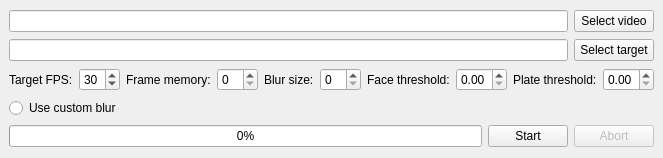
Before: the Qt Designer form dashcamcleaner/mainwindow.ui in tfaehse/DashcamCleaner, drawn with Qt 5.
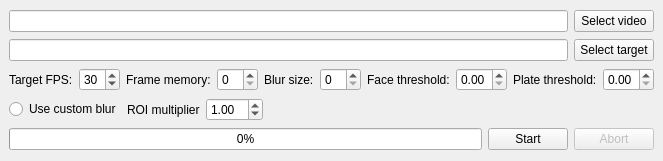
After: the same form once the commit is applied.

Commit message: Enable enlarging blurred regions in the UI - functionality is NOT there yet!

Patch:
```diff
--- a/dashcamcleaner/mainwindow.ui
+++ b/dashcamcleaner/mainwindow.ui
@@ -7,7 +7,7 @@
     <x>0</x>
     <y>0</y>
     <width>605</width>
-    <height>158</height>
+    <height>161</height>
    </rect>
   </property>
   <property name="windowTitle">
@@ -124,6 +124,42 @@
         </property>
        </widget>
       </item>
+      <item>
+       <widget class="QLabel" name="label_6">
+        <property name="text">
+         <string>ROI multiplier</string>
+        </property>
+       </widget>
+      </item>
+      <item>
+       <widget class="QDoubleSpinBox" name="double_spin_roimulti">
+        <property name="minimum">
+         <double>0.800000000000000</double>
+        </property>
+        <property name="maximum">
+         <double>10.000000000000000</double>
+        </property>
+        <property name="singleStep">
+         <double>0.050000000000000</double>
+        </property>
+        <property name="value">
+         <double>1.000000000000000</double>
+        </property>
+       </widget>
+      </item>
+      <item>
+       <spacer name="horizontalSpacer">
+        <property name="orientation">
+         <enum>Qt::Horizontal</enum>
+        </property>
+        <property name="sizeHint" stdset="0">
+         <size>
+          <width>40</width>
+          <height>20</height>
+         </size>
+        </property>
+       </spacer>
+      </item>
      </layout>
     </item>
     <item>
```
The commit also changes 2 other files.
